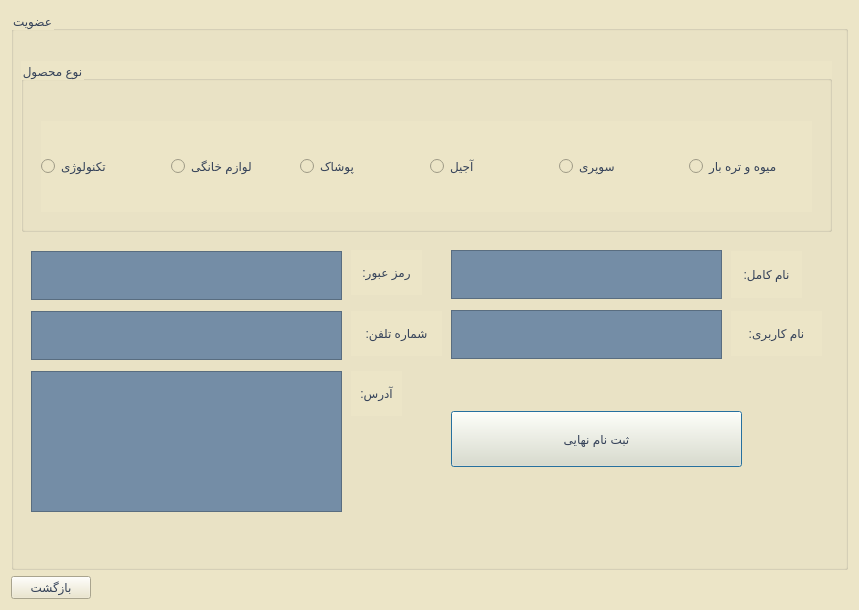
Before: the Qt Designer form Project_Ap/signupcustomer.ui in AP-projects-4001/metagoofill, drawn with Qt 5.
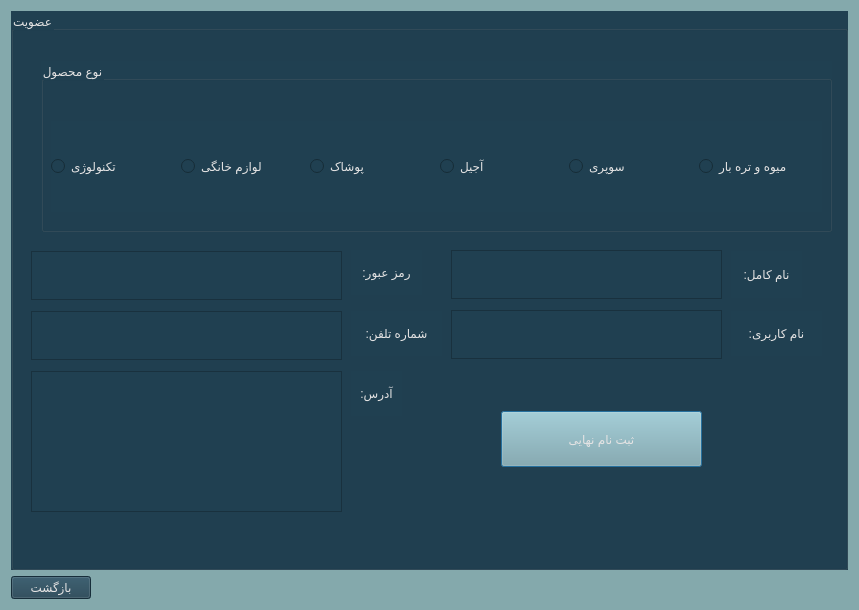
After: the same form once the commit is applied.

Commit message: changing colors and Completing the program ui

What changed in the file:
```diff
--- a/Project_Ap/signupcustomer.ui
+++ b/Project_Ap/signupcustomer.ui
@@ -14,16 +14,15 @@
    <string>Dialog</string>
   </property>
   <property name="styleSheet">
-   <string notr="true">background-color: rgb(236, 229, 199);
-</string>
+   <string notr="true">background-color: rgb(132, 169, 172);</string>
   </property>
   <layout class="QGridLayout" name="gridLayout">
    <item row="1" column="0">
     <widget class="QPushButton" name="pushButton_2">
      <property name="styleSheet">
-      <string notr="true">color: rgb(53, 66, 89);
-
-font: 14pt &quot;Lalezar&quot;;</string>
+      <string notr="true">background-color: rgb(32, 64, 81);
+color: rgb(228, 227, 227);
+font: 12pt &quot;Lalezar&quot;;</string>
      </property>
      <property name="text">
       <string>بازگشت</string>
@@ -46,8 +45,9 @@
    <item row="0" column="0" colspan="2">
     <widget class="QGroupBox" name="groupBox">
      <property name="styleSheet">
-      <string notr="true">color: rgb(53, 66, 89);
-font: 12pt &quot;Lalezar&quot;;</string>
+      <string notr="true">background-color: rgb(32, 64, 81);
+color: rgb(228, 227, 227);
+font: 14pt &quot;Lalezar&quot;;</string>
      </property>
      <property name="title">
       <string>عضویت</string>
@@ -55,15 +55,16 @@
      <widget class="QGroupBox" name="groupBox_2">
       <property name="geometry">
        <rect>
-        <x>10</x>
+        <x>30</x>
         <y>50</y>
-        <width>811</width>
+        <width>791</width>
         <height>171</height>
        </rect>
       </property>
       <property name="styleSheet">
-       <string notr="true">color: rgb(53, 66, 89);
-font: 10pt &quot;Lalezar&quot;;</string>
+       <string notr="true">background-color: rgb(32, 64, 81);
+color: rgb(228, 227, 227);
+font: 11pt &quot;Lalezar&quot;;</string>
       </property>
       <property name="title">
        <string>نوع محصول</string>
@@ -71,7 +72,7 @@
       <widget class="QWidget" name="layoutWidget_3">
        <property name="geometry">
         <rect>
-         <x>20</x>
+         <x>10</x>
          <y>60</y>
          <width>771</width>
          <height>91</height>
@@ -145,15 +146,15 @@
      <widget class="QPushButton" name="pushButton">
       <property name="geometry">
        <rect>
-        <x>440</x>
+        <x>490</x>
         <y>400</y>
-        <width>291</width>
+        <width>201</width>
         <height>56</height>
        </rect>
       </property>
       <property name="styleSheet">
-       <string notr="true">font: 14pt &quot;Lalezar&quot;;
-</string>
+       <string notr="true">background-color: rgb(132, 169, 172);
+font: 12pt &quot;Lalezar&quot;;color: rgb(228, 227, 227);</string>
       </property>
       <property name="text">
        <string>ثبت نام نهایی</string>
@@ -175,9 +176,9 @@
        </rect>
       </property>
       <property name="styleSheet">
-       <string notr="true">color: rgb(53, 66, 89);
-font: 12pt &quot;Lalezar&quot;;
-background-color: rgb(116, 141, 166);</string>
+       <string notr="true">background-color: rgb(32, 64, 81);
+color: rgb(228, 227, 227);
+font: 12pt &quot;Lalezar&quot;;</string>
       </property>
       <property name="html">
        <string>&lt;!DOCTYPE HTML PUBLIC &quot;-//W3C//DTD HTML 4.0//EN&quot; &quot;http://www.w3.org/TR/REC-html40/strict.dtd&quot;&gt;
@@ -216,9 +217,9 @@
        </rect>
       </property>
       <property name="styleSheet">
-       <string notr="true">color: rgb(53, 66, 89);
-font: 12pt &quot;Lalezar&quot;;
-background-color: rgb(116, 141, 166);</string>
+       <string notr="true">background-color: rgb(32, 64, 81);
+color: rgb(228, 227, 227);
+font: 12pt &quot;Lalezar&quot;;</string>
       </property>
       <property name="html">
        <string>&lt;!DOCTYPE HTML PUBLIC &quot;-//W3C//DTD HTML 4.0//EN&quot; &quot;http://www.w3.org/TR/REC-html40/strict.dtd&quot;&gt;
@@ -260,9 +261,9 @@
        </rect>
       </property>
       <property name="styleSheet">
-       <string notr="true">color: rgb(53, 66, 89);
-font: 12pt &quot;Lalezar&quot;;
-background-color: rgb(116, 141, 166);</string>
+       <string notr="true">background-color: rgb(32, 64, 81);
+color: rgb(228, 227, 227);
+font: 12pt &quot;Lalezar&quot;;</string>
       </property>
       <property name="html">
        <string>&lt;!DOCTYPE HTML PUBLIC &quot;-//W3C//DTD HTML 4.0//EN&quot; &quot;http://www.w3.org/TR/REC-html40/strict.dtd&quot;&gt;
@@ -301,9 +302,9 @@
        </rect>
       </property>
       <property name="styleSheet">
-       <string notr="true">color: rgb(53, 66, 89);
-font: 12pt &quot;Lalezar&quot;;
-background-color: rgb(116, 141, 166);</string>
+       <string notr="true">background-color: rgb(32, 64, 81);
+color: rgb(228, 227, 227);
+font: 12pt &quot;Lalezar&quot;;</string>
       </property>
       <property name="html">
        <string>&lt;!DOCTYPE HTML PUBLIC &quot;-//W3C//DTD HTML 4.0//EN&quot; &quot;http://www.w3.org/TR/REC-html40/strict.dtd&quot;&gt;
@@ -345,10 +346,9 @@
        </rect>
       </property>
       <property name="styleSheet">
-       <string notr="true">color: rgb(53, 66, 89);
-font: 12pt &quot;Lalezar&quot;;
-background-color: rgb(116, 141, 166);
-</string>
+       <string notr="true">background-color: rgb(32, 64, 81);
+color: rgb(228, 227, 227);
+font: 12pt &quot;Lalezar&quot;;</string>
       </property>
       <property name="html">
        <string>&lt;!DOCTYPE HTML PUBLIC &quot;-//W3C//DTD HTML 4.0//EN&quot; &quot;http://www.w3.org/TR/REC-html40/strict.dtd&quot;&gt;
```
The commit also changes 37 other files.
